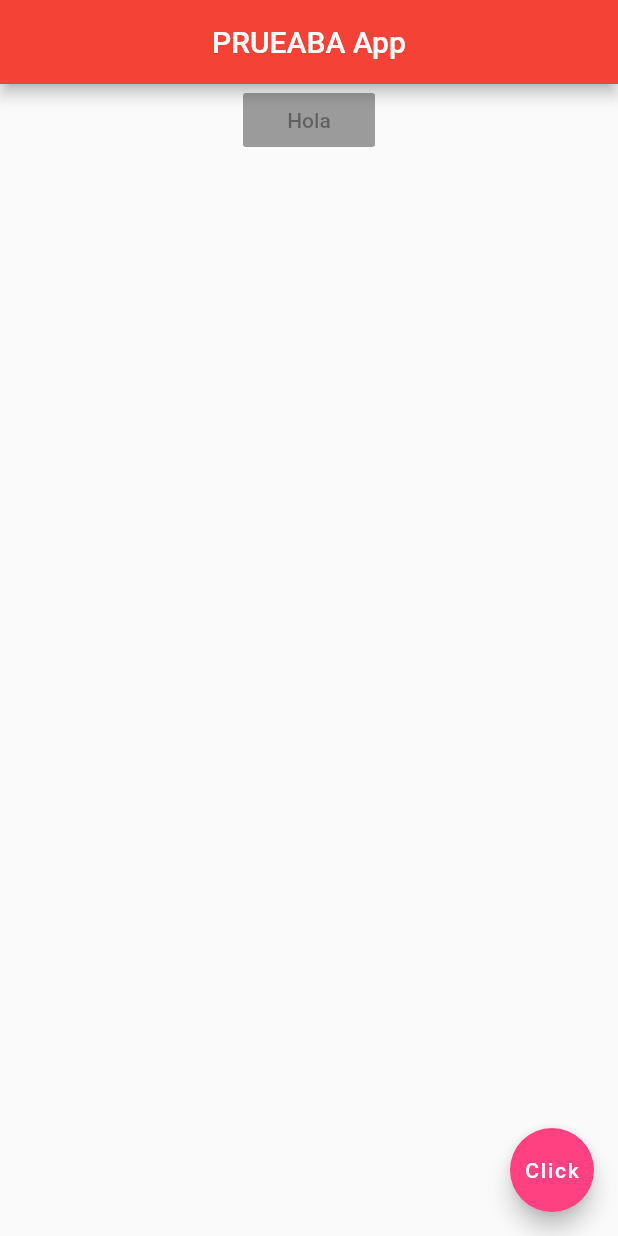
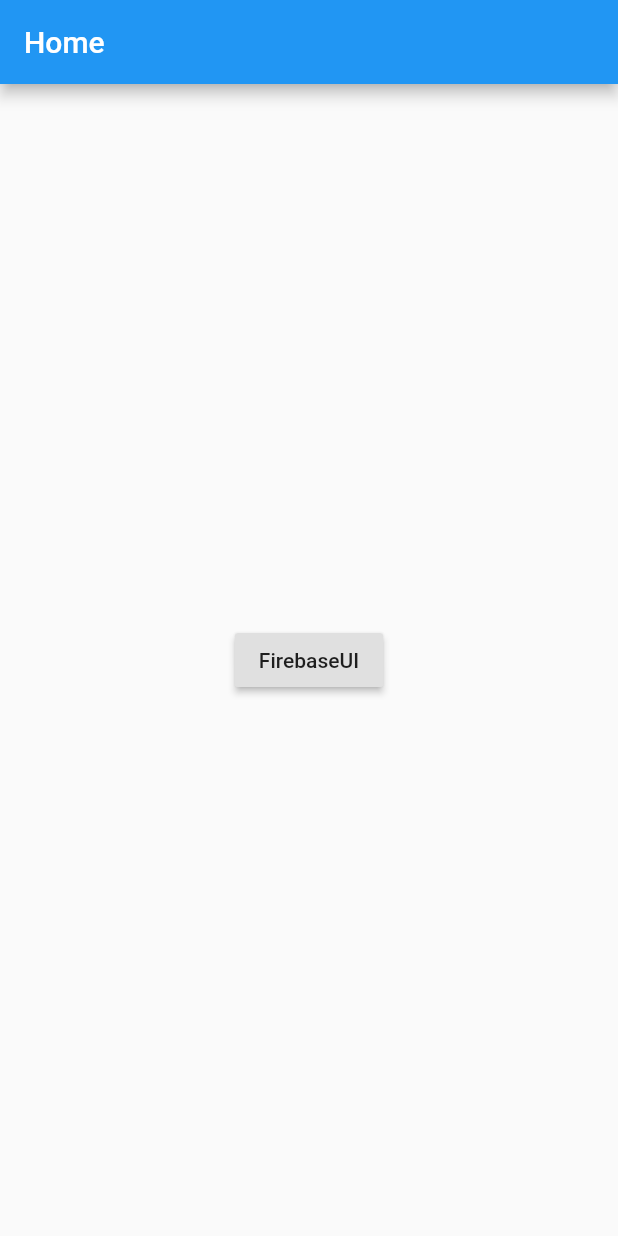
Before and after one commit to Setter97/ProjectFlutter, a Flutter app: the screen it shows after launch, on a phone screen of 412 x 824 dp. Run offline on Flutter 3.47's test engine with Material 2 defaults, Android fonts, the light colour scheme and no system bars.

Commit message:
Initial firebase class

```diff
--- a/flutter_app/lib/main.dart
+++ b/flutter_app/lib/main.dart
@@ -1,34 +1,32 @@
 import 'package:flutter/material.dart';
 
-void main() => runApp(MyApp());
+import 'FirebaseUI.dart';
 
-class MyApp extends StatelessWidget {
+void main() {
+  runApp(MaterialApp(
+    title: 'Named Routes Demo',
+    initialRoute: '/',
+    routes: {
+      '/': (context) => Home(),
+      '/firebaseUI': (context) => FirebaseUI(),
+    },
+  ));
+}
 
+class Home extends StatelessWidget {
   @override
   Widget build(BuildContext context) {
-    return MaterialApp(
-      home: Scaffold(
-        appBar: AppBar(
-          title: Text("PRUEABA App"),
-          centerTitle: true,
-          backgroundColor: Colors.red,
-        ),
-
-        body: Center(
-          child: Column(
-            children: <Widget>[
-              RaisedButton(
-                onPressed: null,
-                child: Text("Hola"),
-              )
-            ],
-          ),
-        ),
-
-        floatingActionButton: FloatingActionButton(
-          onPressed: (){},
-          child: Text("Click"),
-          backgroundColor: Colors.pinkAccent,
+    return Scaffold(
+      appBar: AppBar(
+        title: Text('Home'),
+      ),
+      body: Center(
+        child: RaisedButton(
+          child: Text('FirebaseUI'),
+          onPressed: () {
+            // Navigate to the second screen using a named route.
+            Navigator.pushNamed(context, '/firebaseUI');
+          },
         ),
       ),
     );
```
Also changed, not shown: flutter_app/lib/FirebaseUI.dart (added, +13 -0 lines), 1 other file.
